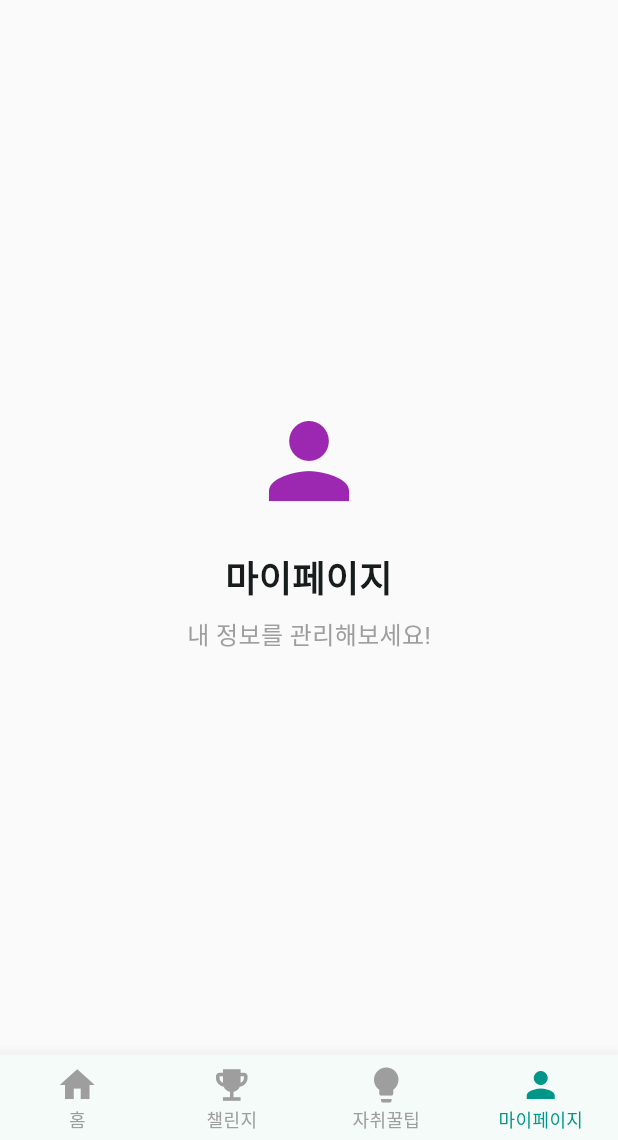
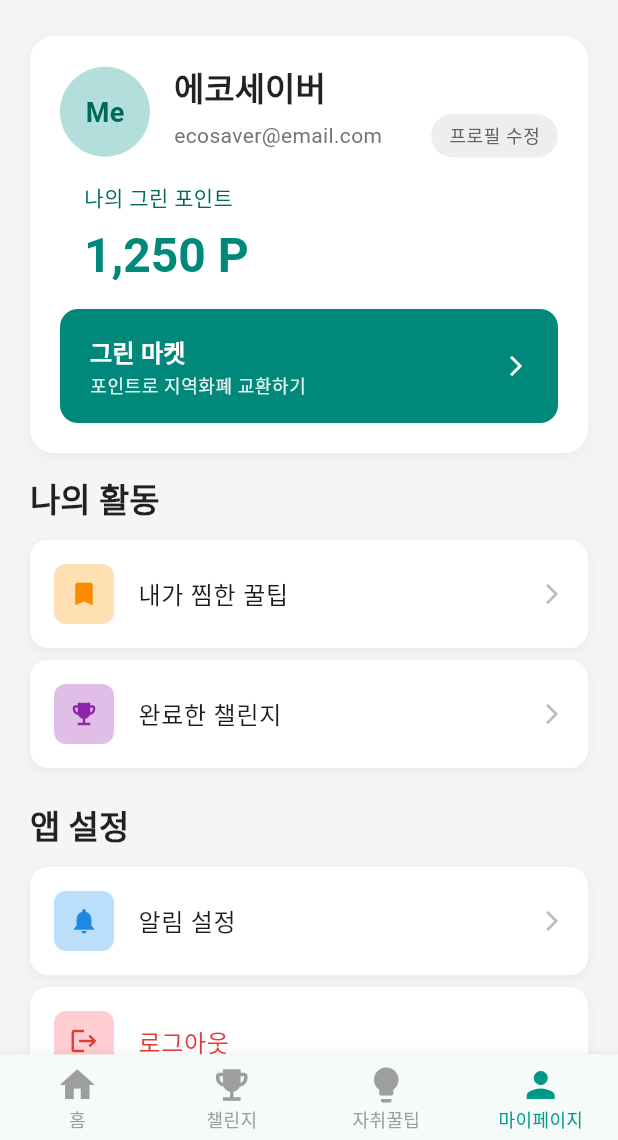
Before and after one commit to IIPA-K-PasS/FE, a Flutter app: the screen it shows after launch, item 4 of the bottom bar chosen, on a phone screen of 412 x 824 dp, the part 96-1236 px from its top. Run offline on Flutter 3.47's test engine with Material 3 defaults, Android fonts, the phone set to English and light mode, and no system bars.

Commit message:
feat: 프로필 화면 구현 및 모듈화된 위젯 구조 적용

```diff
--- a/lib/features/profile/presentation/profile_screen.dart
+++ b/lib/features/profile/presentation/profile_screen.dart
@@ -1,37 +1,45 @@
 import 'package:flutter/material.dart';
+import 'widgets/profile_info_card.dart';
+//import 'widgets/green_market_button.dart';
+import 'widgets/activity_section.dart';
+import 'widgets/settings_section.dart';
 
-class ProfilePage extends StatelessWidget {
-  const ProfilePage({super.key});
+class ProfileScreen extends StatelessWidget {
+  const ProfileScreen({super.key});
 
   @override
   Widget build(BuildContext context) {
-    return const Scaffold(
-      body: const Center(
-        child: Column(
-          mainAxisAlignment: MainAxisAlignment.center,
-          children: [
-            Icon(
-              Icons.person,
-              size: 80,
-              color: Colors.purple,
-            ),
-            SizedBox(height: 20),
-            Text(
-              '마이페이지',
-              style: TextStyle(
-                fontSize: 24,
-                fontWeight: FontWeight.bold,
-              ),
-            ),
-            SizedBox(height: 10),
-            Text(
-              '내 정보를 관리해보세요!',
-              style: TextStyle(
-                fontSize: 16,
-                color: Colors.grey,
-              ),
-            ),
-          ],
+    return Scaffold(
+      backgroundColor: Colors.grey[100],
+      body: SafeArea(
+        child: SingleChildScrollView(
+          padding: const EdgeInsets.symmetric(horizontal: 20.0, vertical: 16.0),
+          child: Column(
+            crossAxisAlignment: CrossAxisAlignment.start,
+            children: [
+              const SizedBox(height: 8),
+
+              // 프로필 정보 카드
+              const ProfileInfoCard(),
+
+              const SizedBox(height: 16),
+
+              // 그린 마켓 버튼
+              //const GreenMarketButton(),
+
+              //const SizedBox(height: 24),
+
+              // 나의 활동 섹션
+              const ActivitySection(),
+
+              const SizedBox(height: 24),
+
+              // 앱 설정 섹션
+              const SettingsSection(),
+
+              const SizedBox(height: 20), // 하단 여백
+            ],
+          ),
         ),
       ),
     );
--- /dev/null
+++ b/lib/features/profile/presentation/widgets/activity_section.dart
@@ -0,0 +1,134 @@
+import 'package:flutter/material.dart';
+
+class ActivitySection extends StatelessWidget {
+  const ActivitySection({super.key});
+
+  @override
+  Widget build(BuildContext context) {
+    return Column(
+      crossAxisAlignment: CrossAxisAlignment.start,
+      children: [
+        // 섹션 제목
+        Text(
+          '나의 활동',
+          style: Theme.of(context).textTheme.titleLarge?.copyWith(
+            fontWeight: FontWeight.bold,
+            color: Colors.black87,
+          ),
+        ),
+
+        const SizedBox(height: 12),
+
+        // 찜한 꿀팁
+        Container(
+          decoration: BoxDecoration(
+            color: Colors.white,
+            borderRadius: BorderRadius.circular(12),
+            boxShadow: [
+              BoxShadow(
+                color: Colors.grey.withOpacity(0.1),
+                spreadRadius: 1,
+                blurRadius: 4,
+                offset: const Offset(0, 2),
+              ),
+            ],
+          ),
+          child: Semantics(
+            label: '내가 찜한 꿀팁',
+            button: true,
+            child: ListTile(
+              contentPadding: const EdgeInsets.symmetric(
+                horizontal: 16,
+                vertical: 8,
+              ),
+              leading: Container(
+                width: 40,
+                height: 40,
+                decoration: BoxDecoration(
+                  color: Colors.orange[100],
+                  borderRadius: BorderRadius.circular(8),
+                ),
+                child: Icon(
+                  Icons.bookmark,
+                  color: Colors.orange[600],
+                  size: 20,
+                ),
+              ),
+              title: Text(
+                '내가 찜한 꿀팁',
+                style: Theme.of(context).textTheme.bodyLarge?.copyWith(
+                  fontWeight: FontWeight.w500,
+                ),
+              ),
+              trailing: Icon(
+                Icons.arrow_forward_ios,
+                color: Colors.grey[400],
+                size: 16,
+              ),
+              onTap: () {
+                // TODO: 찜한 꿀팁 페이지로 이동
+                print('찜한 꿀팁 클릭됨');
+              },
+            ),
+          ),
+        ),
+
+        const SizedBox(height: 8),
+
+        // 완료한 챌린지
+        Container(
+          decoration: BoxDecoration(
+            color: Colors.white,
+            borderRadius: BorderRadius.circular(12),
+            boxShadow: [
+              BoxShadow(
+                color: Colors.grey.withOpacity(0.1),
+                spreadRadius: 1,
+                blurRadius: 4,
+                offset: const Offset(0, 2),
+              ),
+            ],
+          ),
+          child: Semantics(
+            label: '완료한 챌린지',
+            button: true,
+            child: ListTile(
+              contentPadding: const EdgeInsets.symmetric(
+                horizontal: 16,
+                vertical: 8,
+              ),
+              leading: Container(
+                width: 40,
+                height: 40,
+                decoration: BoxDecoration(
+                  color: Colors.purple[100],
+                  borderRadius: BorderRadius.circular(8),
+                ),
+                child: Icon(
+                  Icons.emoji_events,
+                  color: Colors.purple[600],
+                  size: 20,
+                ),
+              ),
+              title: Text(
+                '완료한 챌린지',
+                style: Theme.of(context).textTheme.bodyLarge?.copyWith(
+                  fontWeight: FontWeight.w500,
+                ),
+              ),
+              trailing: Icon(
+                Icons.arrow_forward_ios,
+                color: Colors.grey[400],
+                size: 16,
+              ),
+              onTap: () {
+                // TODO: 완료한 챌린지 페이지로 이동
+                print('완료한 챌린지 클릭됨');
+              },
+            ),
+          ),
+        ),
+      ],
+    );
+  }
+}
--- /dev/null
+++ b/lib/features/profile/presentation/widgets/green_market_button.dart
@@ -0,0 +1,72 @@
+import 'package:flutter/material.dart';
+
+class GreenMarketButton extends StatelessWidget {
+  final bool isEnabled;
+  final VoidCallback? onPressed;
+
+  const GreenMarketButton({
+    super.key,
+    this.isEnabled = true,
+    this.onPressed,
+  });
+
+  @override
+  Widget build(BuildContext context) {
+    return SizedBox(
+      width: double.infinity,
+      child: Semantics(
+        label: '그린 마켓: 포인트로 지역화폐 교환하기',
+        button: true,
+        enabled: isEnabled,
+        child: ElevatedButton(
+          onPressed: isEnabled ? (onPressed ?? () {
+            // TODO: 그린 마켓 기능 구현
+            print('그린 마켓 버튼 클릭됨');
+          }) : null,
+          style: ElevatedButton.styleFrom(
+            backgroundColor: Colors.teal[600],
+            foregroundColor: Colors.white,
+            disabledBackgroundColor: Colors.grey[400],
+            disabledForegroundColor: Colors.white,
+            elevation: 0,
+            padding: const EdgeInsets.symmetric(vertical: 16, horizontal: 20),
+            shape: RoundedRectangleBorder(
+              borderRadius: BorderRadius.circular(12),
+            ),
+          ),
+          child: Row(
+            mainAxisAlignment: MainAxisAlignment.spaceBetween,
+            children: [
+              Expanded(
+                child: Column(
+                  crossAxisAlignment: CrossAxisAlignment.start,
+                  children: [
+                    Text(
+                      '그린 마켓',
+                      style: Theme.of(context).textTheme.titleMedium?.copyWith(
+                        color: Colors.white,
+                        fontWeight: FontWeight.bold,
+                      ),
+                    ),
+                    const SizedBox(height: 2),
+                    Text(
+                      '포인트로 지역화폐 교환하기',
+                      style: Theme.of(context).textTheme.bodySmall?.copyWith(
+                        color: Colors.white.withOpacity(0.9),
+                      ),
+                    ),
+                  ],
+                ),
+              ),
+              Icon(
+                Icons.arrow_forward_ios,
+                color: Colors.white,
+                size: 16,
+              ),
+            ],
+          ),
+        ),
+      ),
+    );
+  }
+}
--- /dev/null
+++ b/lib/features/profile/presentation/widgets/profile_info_card.dart
@@ -0,0 +1,146 @@
+import 'package:flutter/material.dart';
+import 'green_market_button.dart';
+
+class ProfileInfoCard extends StatelessWidget {
+  const ProfileInfoCard({super.key});
+
+  @override
+  Widget build(BuildContext context) {
+    return Container(
+      width: double.infinity,
+      padding: const EdgeInsets.all(20),
+      decoration: BoxDecoration(
+        color: Colors.white,
+        borderRadius: BorderRadius.circular(16),
+        boxShadow: [
+          BoxShadow(
+            color: Colors.grey.withOpacity(0.1),
+            spreadRadius: 1,
+            blurRadius: 8,
+            offset: const Offset(0, 2),
+          ),
+        ],
+      ),
+      child: Column(
+        crossAxisAlignment: CrossAxisAlignment.start,
+        children: [
+          // 프로필 섹션
+          Row(
+            children: [
+              // 프로필 이미지 (CircleAvatar 사용)
+              Semantics(
+                label: '프로필 이미지',
+                child: CircleAvatar(
+                  radius: 30,
+                  backgroundColor: Colors.teal[100],
+                  child: Text(
+                    'Me',
+                    style: TextStyle(
+                      color: Colors.teal[800],
+                      fontSize: 18,
+                      fontWeight: FontWeight.bold,
+                    ),
+                  ),
+                ),
+              ),
+
+              const SizedBox(width: 16),
+
+              // 사용자 정보
+              Expanded(
+                child: Column(
+                  crossAxisAlignment: CrossAxisAlignment.start,
+                  children: [
+                    Text(
+                      '에코세이버',
+                      style: Theme.of(context).textTheme.titleLarge?.copyWith(
+                        fontWeight: FontWeight.bold,
+                        color: Colors.black87,
+                      ),
+                    ),
+                    const SizedBox(height: 4),
+                    Row(
+                      children: [
+                        Expanded(
+                          child: Text(
+                            'ecosaver@email.com',
+                            style: Theme.of(context).textTheme.bodyMedium?.copyWith(
+                              color: Colors.grey[600],
+                            ),
+                          ),
+                        ),
+                        // 프로필 수정 버튼
+                        Semantics(
+                          label: '프로필 수정 버튼',
+                          button: true,
+                          child: InkWell(
+                            onTap: () {
+                              // TODO: 프로필 수정 기능 구현
+                              print('프로필 수정 버튼 클릭됨');
+                            },
+                            borderRadius: BorderRadius.circular(16),
+                            child: Container(
+                              padding: const EdgeInsets.symmetric(
+                                horizontal: 12,
+                                vertical: 6,
+                              ),
+                              decoration: BoxDecoration(
+                                color: Colors.grey[200],
+                                borderRadius: BorderRadius.circular(16),
+                              ),
+                              child: Text(
+                                '프로필 수정',
+                                style: Theme.of(context).textTheme.bodySmall?.copyWith(
+                                  color: Colors.grey[700],
+                                  fontWeight: FontWeight.w500,
+                                ),
+                              ),
+                            ),
+                          ),
+                        ),
+                      ],
+                    ),
+                  ],
+                ),
+              ),
+            ],
+          ),
+
+          //const SizedBox(height: 20),
+
+          // 포인트 섹션
+          Container(
+            padding: const EdgeInsets.all(16),
+            decoration: BoxDecoration(
+              //color: Colors.teal[50],
+              borderRadius: BorderRadius.circular(12),
+              //border: Border.all(color: Colors.teal[200]!, width: 1),
+            ),
+            child: Column(
+              crossAxisAlignment: CrossAxisAlignment.start,
+              children: [
+                Text(
+                  '나의 그린 포인트',
+                  style: Theme.of(context).textTheme.bodyMedium?.copyWith(
+                    color: Colors.teal[800],
+                    fontWeight: FontWeight.w500,
+                  ),
+                ),
+                const SizedBox(height: 8),
+                Text(
+                  '1,250 P',
+                  style: Theme.of(context).textTheme.headlineLarge?.copyWith(
+                    color: Colors.teal[600],
+                    fontWeight: FontWeight.bold,
+                  ),
+                ),
+
+              ],
+            ),
+          ),
+          const GreenMarketButton()
+        ],
+      ),
+    );
+  }
+}
--- /dev/null
+++ b/lib/features/profile/presentation/widgets/settings_section.dart
@@ -0,0 +1,159 @@
+import 'package:flutter/material.dart';
+
+class SettingsSection extends StatelessWidget {
+  const SettingsSection({super.key});
+
+  @override
+  Widget build(BuildContext context) {
+    return Column(
+      crossAxisAlignment: CrossAxisAlignment.start,
+      children: [
+        // 섹션 제목
+        Text(
+          '앱 설정',
+          style: Theme.of(context).textTheme.titleLarge?.copyWith(
+            fontWeight: FontWeight.bold,
+            color: Colors.black87,
+          ),
+        ),
+
+        const SizedBox(height: 12),
+
+        // 알림 설정
+        Container(
+          decoration: BoxDecoration(
+            color: Colors.white,
+            borderRadius: BorderRadius.circular(12),
+            boxShadow: [
+              BoxShadow(
+                color: Colors.grey.withOpacity(0.1),
+                spreadRadius: 1,
+                blurRadius: 4,
+                offset: const Offset(0, 2),
+              ),
+            ],
+          ),
+          child: Semantics(
+            label: '알림 설정',
+            button: true,
+            child: ListTile(
+              contentPadding: const EdgeInsets.symmetric(
+                horizontal: 16,
+                vertical: 8,
+              ),
+              leading: Container(
+                width: 40,
+                height: 40,
+                decoration: BoxDecoration(
+                  color: Colors.blue[100],
+                  borderRadius: BorderRadius.circular(8),
+                ),
+                child: Icon(
+                  Icons.notifications,
+                  color: Colors.blue[600],
+                  size: 20,
+                ),
+              ),
+              title: Text(
+                '알림 설정',
+                style: Theme.of(context).textTheme.bodyLarge?.copyWith(
+                  fontWeight: FontWeight.w500,
+                ),
+              ),
+              trailing: Icon(
+                Icons.arrow_forward_ios,
+                color: Colors.grey[400],
+                size: 16,
+              ),
+              onTap: () {
+                // TODO: 알림 설정 페이지로 이동
+                print('알림 설정 클릭됨');
+              },
+            ),
+          ),
+        ),
+
+        const SizedBox(height: 8),
+
+        // 로그아웃
+        Container(
+          decoration: BoxDecoration(
+            color: Colors.white,
+            borderRadius: BorderRadius.circular(12),
+            boxShadow: [
+              BoxShadow(
+                color: Colors.grey.withOpacity(0.1),
+                spreadRadius: 1,
+                blurRadius: 4,
+                offset: const Offset(0, 2),
+              ),
+            ],
+          ),
+          child: Semantics(
+            label: '로그아웃',
+            button: true,
+            child: ListTile(
+              contentPadding: const EdgeInsets.symmetric(
+                horizontal: 16,
+                vertical: 8,
+              ),
+              leading: Container(
+                width: 40,
+                height: 40,
+                decoration: BoxDecoration(
+                  color: Colors.red[100],
+                  borderRadius: BorderRadius.circular(8),
+                ),
+                child: Icon(
+                  Icons.logout,
+                  color: Colors.red[600],
+                  size: 20,
+                ),
+              ),
+              title: Text(
+                '로그아웃',
+                style: Theme.of(context).textTheme.bodyLarge?.copyWith(
+                  fontWeight: FontWeight.w500,
+                  color: Colors.red[600],
+                ),
+              ),
+              onTap: () {
+                // TODO: 로그아웃 확인 다이얼로그
+                _showLogoutDialog(context);
+              },
+            ),
+          ),
+        ),
+      ],
+    );
+  }
+
+  void _showLogoutDialog(BuildContext context) {
+    showDialog(
+      context: context,
+      builder: (BuildContext context) {
+        return AlertDialog(
+          title: const Text('로그아웃'),
+          content: const Text('정말 로그아웃하시겠습니까?'),
+          actions: [
+            TextButton(
+              onPressed: () => Navigator.of(context).pop(),
+              child: const Text('취소'),
+            ),
+            TextButton(
+              onPressed: () {
+                Navigator.of(context).pop();
+                // TODO: 실제 로그아웃 로직 구현
+                print('로그아웃 실행됨');
+              },
+              child: Text(
+                '로그아웃',
+                style: TextStyle(color: Colors.red[600]),
+              ),
+            ),
+          ],
+        );
+      },
+    );
+  }
+}
--- a/lib/main.dart
+++ b/lib/main.dart
@@ -45,7 +45,7 @@ class _MainNavigationPageState extends State<MainNavigationPage> {
     const HomePage(),
     const ChallengePage(),
     const TipsPage(),
-    const ProfilePage(),
+    const ProfileScreen(),
   ];
 
   void _onItemTapped(int index) {
```
